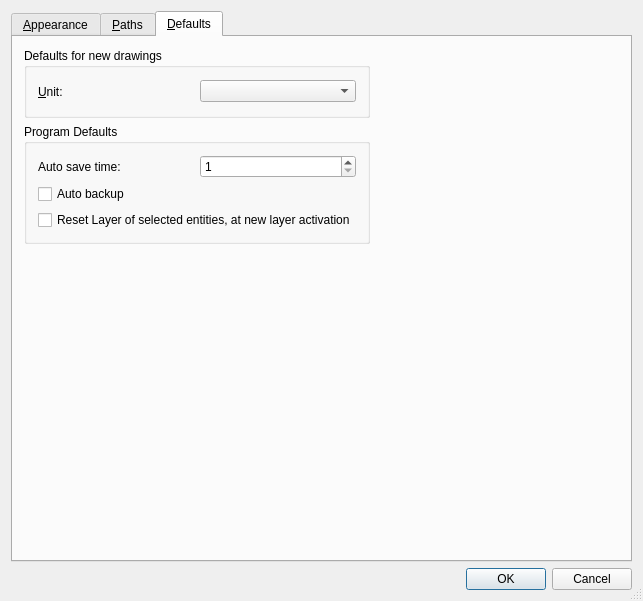
The window that librecad/src/ui/forms/qg_dlgoptionsgeneral.ui (LibreCAD/LibreCAD) describes before a commit, drawn with Qt 5.
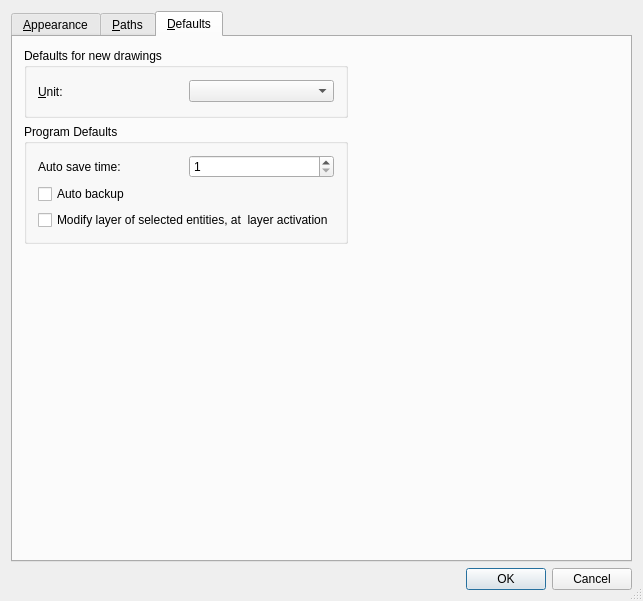
The same window after the commit. Icons and pictures are not drawn.

Commit message: General option: Modify layer of selected, text

```diff
--- a/librecad/src/ui/forms/qg_dlgoptionsgeneral.ui
+++ b/librecad/src/ui/forms/qg_dlgoptionsgeneral.ui
@@ -976,7 +976,7 @@
              <string>&lt;html&gt;&lt;head/&gt;&lt;body&gt;&lt;p&gt;When enabled, activation a layer would modify all selected entities to that new layer. To change layer of multiple entities: first select needed entities; activate a layer in the layer widget. This makes all selected entities are modified to belong to the new layer.&lt;/p&gt;&lt;/body&gt;&lt;/html&gt;</string>
             </property>
             <property name="text">
-             <string>Reset Layer of selected entities, at new layer activation</string>
+             <string>Modify layer of selected entities, at  layer activation</string>
             </property>
            </widget>
           </item>
```
